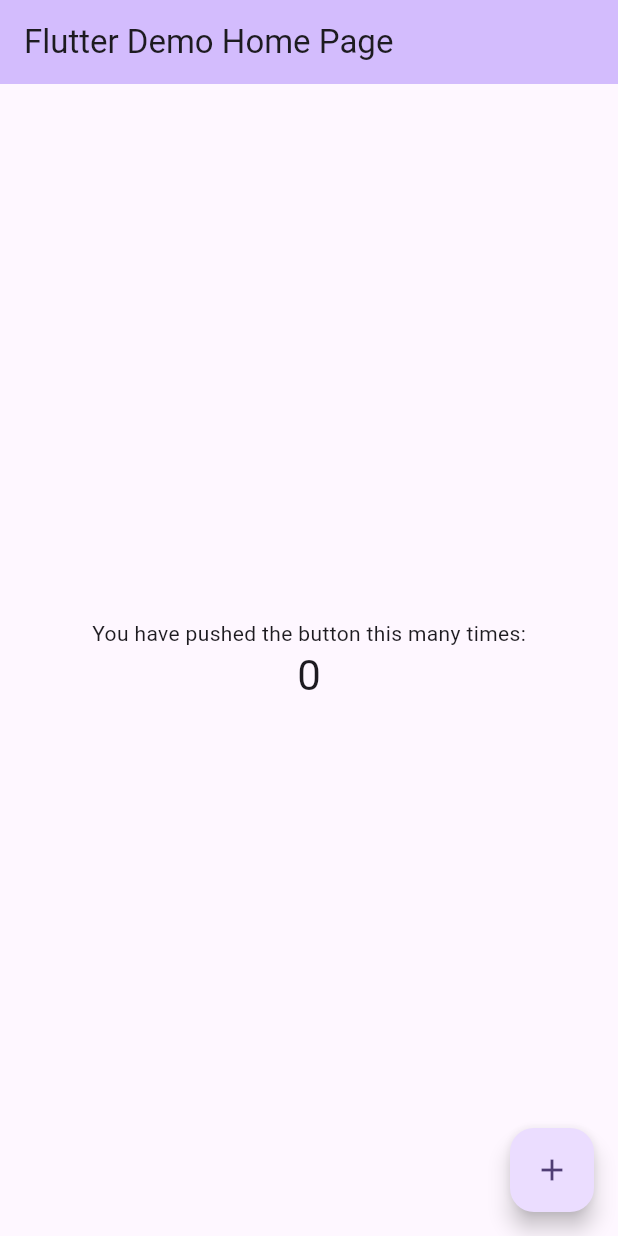
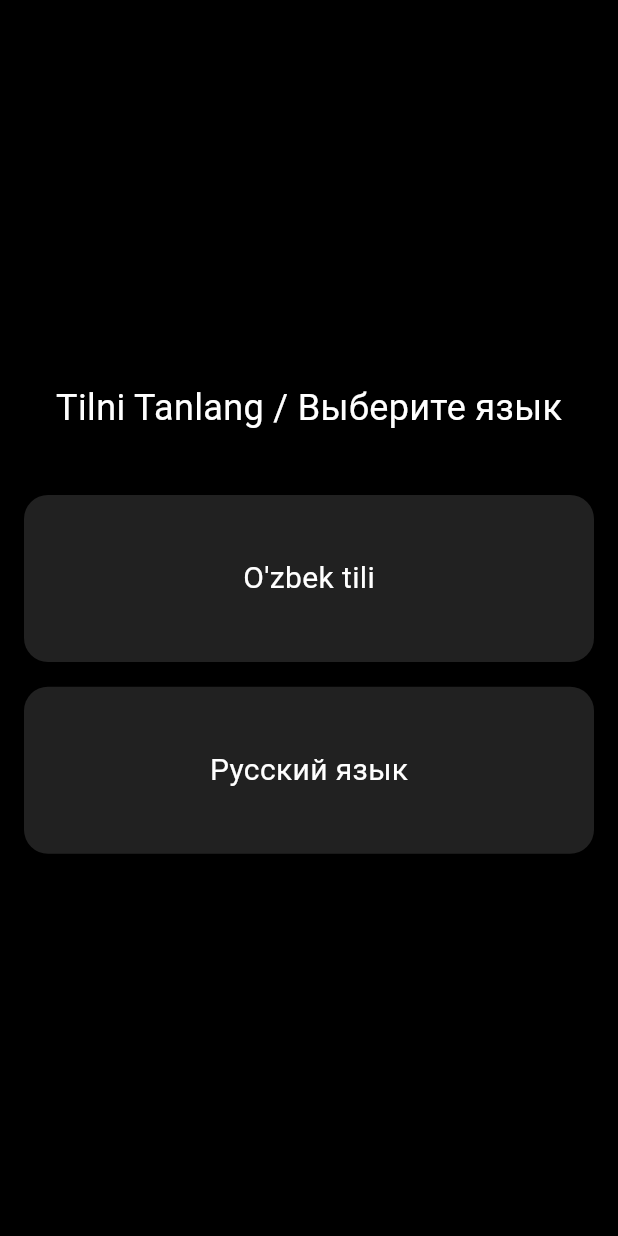
Before and after one commit to Abdulaziz0969/hoff_master, a Flutter app: the screen it shows after launch, on a phone screen of 412 x 824 dp. Run offline on Flutter 3.47's test engine with Material 3 defaults, Android fonts, the light colour scheme and no system bars.

Commit message:
project  added to github

```diff
--- /dev/null
+++ b/lib/Home_Page.dart
@@ -0,0 +1,118 @@
+ import 'package:flutter/cupertino.dart';
+ import 'package:flutter/material.dart';
+
+ class LanguageSelectionScreen extends StatelessWidget {
+ const LanguageSelectionScreen({Key? key}) : super(key: key);
+
+  @override
+  Widget build(BuildContext context) {
+    double screenHeight = MediaQuery.of(context).size.height;
+    double screenWidth =  MediaQuery.of(context).size.width;
+
+    return Scaffold(
+      backgroundColor: Colors.black,
+      body: Padding(
+        padding: const EdgeInsets.all(16.0),
+        child: Column(
+          mainAxisAlignment: MainAxisAlignment.center,
+          crossAxisAlignment: CrossAxisAlignment.stretch,
+          children: [
+            const Center(
+              child: Text(
+                'Tilni Tanlang / Выберите язык',
+                style: TextStyle(fontSize: 24, color: Colors.white),
+              ),
+            ),
+            SizedBox(height: screenHeight * 0.05),
+            LanguageTile(
+              language: 'O\'zbek tili',
+              flagPath: 'assets/uzbekistan_flag.png', // add your flag image here
+              onTap: () {
+                // Handle Uzbek language selection
+              },
+            ),
+            SizedBox(height: screenHeight * 0.02),
+            LanguageTile(
+              language: 'Русский язык',
+              flagPath: 'assets/russian_flag.png', // add your flag image here
+              onTap: () {
+                // Handle Russian language selection
+              },
+            ),
+          ],
+        ),
+      ),
+    );
+  }
+}
+
+class LanguageTile extends StatelessWidget {
+  final String language;
+  final String flagPath;
+  final VoidCallback onTap;
+
+  const LanguageTile({
+    Key? key,
+    required this.language,
+    required this.flagPath,
+    required this.onTap,
+  }) : super(key: key);
+
+  @override
+  Widget build(BuildContext context) {
+    double screenHeight = MediaQuery.of(context).size.height;
+
+    return GestureDetector(
+      onTap: onTap,
+      child: Container(
+        padding: EdgeInsets.symmetric(vertical: screenHeight * 0.05),
+        decoration: BoxDecoration(
+          color: Colors.grey[900],
+          borderRadius: BorderRadius.circular(16),
+        ),
+        child: Row(
+          mainAxisAlignment: MainAxisAlignment.center,
+          children: [
+            // Image.asset(
+            //   flagPath,
+            //   width: 40,
+            //   height: 40,
+            // ),
+            // const SizedBox(width: 16),
+            Text(
+              language,
+              style: const TextStyle(fontSize: 20, color: Colors.white),
+            ),
+          ],
+        ),
+      ),
+    );
+  }
+}
+
+
+//
+// import 'package:flutter/cupertino.dart';
+// import 'package:flutter/material.dart';
+//
+// class HomePage extends StatefulWidget {
+//     const HomePage({super.key});
+//
+//     @override
+//     State<HomePage> createState() => _HomePageState();
+//   }
+//
+//   class _HomePageState extends State<HomePage> {
+//     @override
+//     Widget build(BuildContext context) {
+//       return Scaffold(
+//         appBar:AppBar(),
+//         body: Container(
+//           child: Center(
+//             child: Text("This is home page"),
+//           ),
+//         )
+//         ,
+//       ) ;
+//     }
+//   }
--- /dev/null
+++ b/lib/SplashScreen.dart
@@ -0,0 +1,43 @@
+import 'dart:async';
+
+import 'package:flutter/material.dart';
+import 'package:hoff_master/Home_Page.dart';
+
+class SplashScreen extends StatefulWidget {
+  const SplashScreen({super.key});
+
+  @override
+  State<SplashScreen> createState() => _SplashScreenState();
+}
+
+class _SplashScreenState extends State<SplashScreen> {
+  @override
+  void initState() {
+    super.initState();
+
+    Timer(
+        Duration(seconds: 3),
+        () => Navigator.pushReplacement(
+            context,
+            MaterialPageRoute(
+              builder: (context) => LanguageSelectionScreen(),
+            )));
+  }
+
+
+  @override
+  Widget build(BuildContext context) {
+    return Scaffold(
+      backgroundColor: Colors.black,
+      body: Container(
+        height: double.infinity,
+        width: double.infinity,
+        alignment: Alignment.center,
+        child: Text(
+          "Hoff",
+          style: TextStyle(color: Colors.white),
+        ),
+      ),
+    );
+  }
+}
--- a/lib/main.dart
+++ b/lib/main.dart
@@ -1,125 +1,19 @@
 import 'package:flutter/material.dart';
+import 'Home_Page.dart';
+import 'SplashScreen.dart';
 
 void main() {
   runApp(const MyApp());
 }
 
 class MyApp extends StatelessWidget {
-  const MyApp({super.key});
+  const MyApp({Key? key}) : super(key: key);
 
-  // This widget is the root of your application.
   @override
   Widget build(BuildContext context) {
     return MaterialApp(
-      title: 'Flutter Demo',
-      theme: ThemeData(
-        // This is the theme of your application.
-        //
-        // TRY THIS: Try running your application with "flutter run". You'll see
-        // the application has a purple toolbar. Then, without quitting the app,
-        // try changing the seedColor in the colorScheme below to Colors.green
-        // and then invoke "hot reload" (save your changes or press the "hot
-        // reload" button in a Flutter-supported IDE, or press "r" if you used
-        // the command line to start the app).
-        //
-        // Notice that the counter didn't reset back to zero; the application
-        // state is not lost during the reload. To reset the state, use hot
-        // restart instead.
-        //
-        // This works for code too, not just values: Most code changes can be
-        // tested with just a hot reload.
-        colorScheme: ColorScheme.fromSeed(seedColor: Colors.deepPurple),
-        useMaterial3: true,
-      ),
-      home: const MyHomePage(title: 'Flutter Demo Home Page'),
+      theme: ThemeData.dark(),
+      home: SplashScreen(),
     );
   }
 }
-
-class MyHomePage extends StatefulWidget {
-  const MyHomePage({super.key, required this.title});
-
-  // This widget is the home page of your application. It is stateful, meaning
-  // that it has a State object (defined below) that contains fields that affect
-  // how it looks.
-
-  // This class is the configuration for the state. It holds the values (in this
-  // case the title) provided by the parent (in this case the App widget) and
-  // used by the build method of the State. Fields in a Widget subclass are
-  // always marked "final".
-
-  final String title;
-
-  @override
-  State<MyHomePage> createState() => _MyHomePageState();
-}
-
-class _MyHomePageState extends State<MyHomePage> {
-  int _counter = 0;
-
-  void _incrementCounter() {
-    setState(() {
-      // This call to setState tells the Flutter framework that something has
-      // changed in this State, which causes it to rerun the build method below
-      // so that the display can reflect the updated values. If we changed
-      // _counter without calling setState(), then the build method would not be
-      // called again, and so nothing would appear to happen.
-      _counter++;
-    });
-  }
-
-  @override
-  Widget build(BuildContext context) {
-    // This method is rerun every time setState is called, for instance as done
-    // by the _incrementCounter method above.
-    //
-    // The Flutter framework has been optimized to make rerunning build methods
-    // fast, so that you can just rebuild anything that needs updating rather
-    // than having to individually change instances of widgets.
-    return Scaffold(
-      appBar: AppBar(
-        // TRY THIS: Try changing the color here to a specific color (to
-        // Colors.amber, perhaps?) and trigger a hot reload to see the AppBar
-        // change color while the other colors stay the same.
-        backgroundColor: Theme.of(context).colorScheme.inversePrimary,
-        // Here we take the value from the MyHomePage object that was created by
-        // the App.build method, and use it to set our appbar title.
-        title: Text(widget.title),
-      ),
-      body: Center(
-        // Center is a layout widget. It takes a single child and positions it
-        // in the middle of the parent.
-        child: Column(
-          // Column is also a layout widget. It takes a list of children and
-          // arranges them vertically. By default, it sizes itself to fit its
-          // children horizontally, and tries to be as tall as its parent.
-          //
-          // Column has various properties to control how it sizes itself and
-          // how it positions its children. Here we use mainAxisAlignment to
-          // center the children vertically; the main axis here is the vertical
-          // axis because Columns are vertical (the cross axis would be
-          // horizontal).
-          //
-          // TRY THIS: Invoke "debug painting" (choose the "Toggle Debug Paint"
-          // action in the IDE, or press "p" in the console), to see the
-          // wireframe for each widget.
-          mainAxisAlignment: MainAxisAlignment.center,
-          children: <Widget>[
-            const Text(
-              'You have pushed the button this many times:',
-            ),
-            Text(
-              '$_counter',
-              style: Theme.of(context).textTheme.headlineMedium,
-            ),
-          ],
-        ),
-      ),
-      floatingActionButton: FloatingActionButton(
-        onPressed: _incrementCounter,
-        tooltip: 'Increment',
-        child: const Icon(Icons.add),
-      ), // This trailing comma makes auto-formatting nicer for build methods.
-    );
-  }
-}
```
Also changed, not shown: pubspec.yaml (+5 -5 lines), assets/SplashScreen/photo_2024-10-18_21-31-15.jpg (added), 5 other files.
